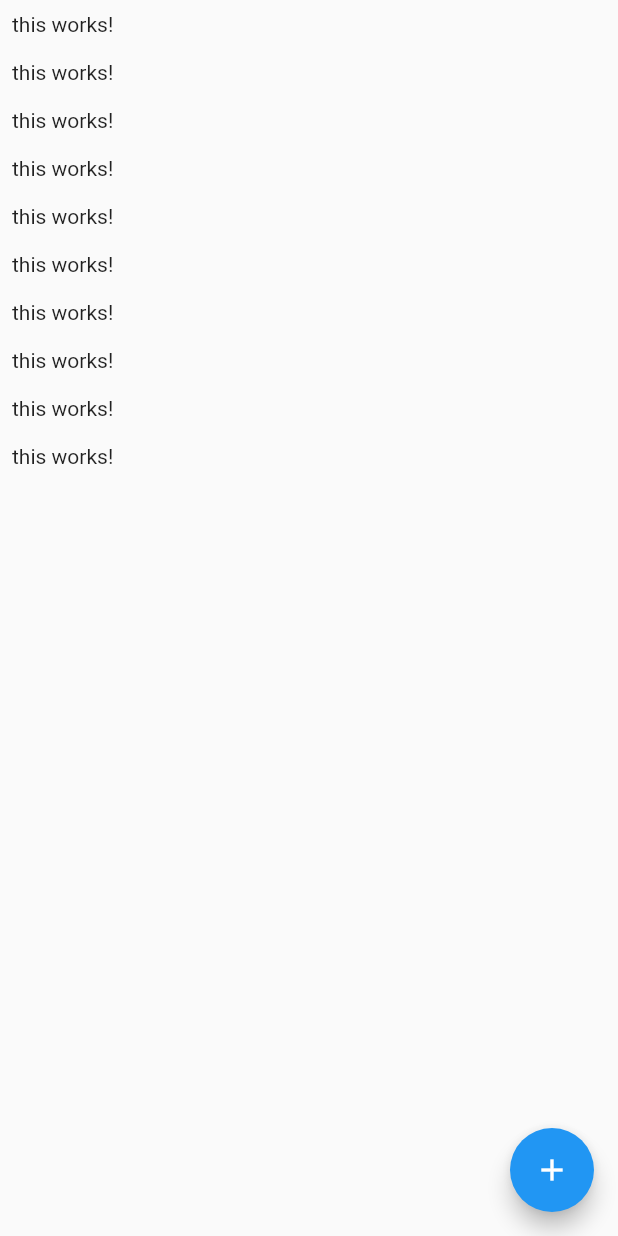
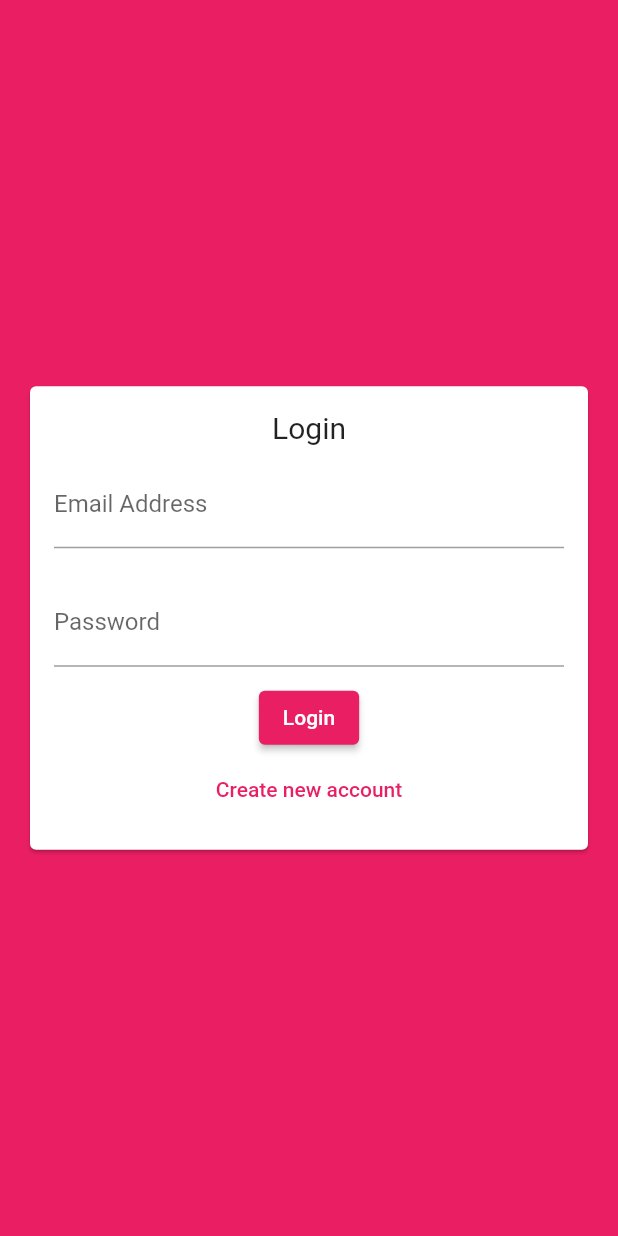
Before and after one commit to SukaranKant/flutter-chat, a Flutter app: the screen it shows after launch, on a phone screen of 412 x 824 dp. Run offline on Flutter 3.47's test engine with Material 2 defaults, Android fonts, the phone set to English and light mode, and no system bars; our stand-ins replace cloud_firestore, firebase_auth, firebase_core; accounts and stored records are empty.

```diff
--- a/lib/main.dart
+++ b/lib/main.dart
@@ -1,7 +1,9 @@
 import 'package:flutter/material.dart';
 import 'package:firebase_core/firebase_core.dart';
+import 'package:firebase_auth/firebase_auth.dart';
 import './firebase_options.dart';
 import './screens/chat_screen.dart';
+import './screens/auth_screen.dart';
 
 void main() async {
   WidgetsFlutterBinding.ensureInitialized();
@@ -15,11 +17,35 @@ class MyApp extends StatelessWidget {
   @override
   Widget build(BuildContext context) {
     return MaterialApp(
+      debugShowCheckedModeBanner: false,
       title: 'FlutterChat',
       theme: ThemeData(
-        primarySwatch: Colors.blue,
+        primarySwatch: Colors.pink,
+        backgroundColor: Colors.pink,
+        accentColor: Colors.deepPurple,
+        accentColorBrightness: Brightness.dark,
+        buttonTheme: ButtonTheme.of(context).copyWith(
+          buttonColor: Colors.pink,
+          textTheme: ButtonTextTheme.primary,
+          shape: RoundedRectangleBorder(
+            borderRadius: BorderRadius.circular(20),
+          ),
+        ),
       ),
-      home: ChatScreen(),
+      home: StreamBuilder(
+        builder: (ctx, userSnapshot) {
+          if (userSnapshot.connectionState == ConnectionState.waiting) {
+            return Center(
+              child: CircularProgressIndicator(),
+            );
+          }
+          if (userSnapshot.hasData) {
+            return ChatScreen();
+          }
+          return AuthScreen();
+        },
+        stream: FirebaseAuth.instance.authStateChanges(),
+      ),
     );
   }
 }
--- a/lib/screens/auth_screen.dart
+++ b/lib/screens/auth_screen.dart
@@ -0,0 +1,74 @@
+import 'package:flutter/material.dart';
+import 'package:firebase_auth/firebase_auth.dart';
+import 'package:cloud_firestore/cloud_firestore.dart';
+import '../widgets/auth/auth_form.dart';
+
+class AuthScreen extends StatefulWidget {
+  const AuthScreen({Key key}) : super(key: key);
+
+  @override
+  State<AuthScreen> createState() => _AuthScreenState();
+}
+
+class _AuthScreenState extends State<AuthScreen> {
+  final _auth = FirebaseAuth.instance;
+  var _isLoading = false;
+
+  void _submitAuthForm(
+    String email,
+    String password,
+    String username,
+    bool isLogin,
+    BuildContext context,
+  ) async {
+    UserCredential userCredential;
+
+    try {
+      setState(() {
+        _isLoading = true;
+      });
+      if (isLogin) {
+        userCredential = await _auth.signInWithEmailAndPassword(
+            email: email, password: password);
+      } else {
+        userCredential = await _auth.createUserWithEmailAndPassword(
+            email: email, password: password);
+
+        await FirebaseFirestore.instance
+            .collection('users')
+            .doc(userCredential.user.uid)
+            .set({
+          'username': username,
+          'email': email,
+        });
+      }
+    } on FirebaseAuthException catch (e) {
+      var message = 'An error occurred, please check your credentials!';
+      if (e.message != null) {
+        message = e.message;
+      }
+      ScaffoldMessenger.of(context).showSnackBar(
+        SnackBar(
+          content: Text(message),
+          backgroundColor: Theme.of(context).errorColor,
+        ),
+      );
+      setState(() {
+        _isLoading = false;
+      });
+    } catch (e) {
+      print(e);
+      setState(() {
+        _isLoading = false;
+      });
+    }
+  }
+
+  @override
+  Widget build(BuildContext context) {
+    return Scaffold(
+      backgroundColor: Theme.of(context).primaryColor,
+      body: AuthForm(_submitAuthForm, _isLoading,),
+    );
+  }
+}
--- /dev/null
+++ b/lib/widgets/auth/auth_form.dart
@@ -0,0 +1,141 @@
+import 'package:flutter/material.dart';
+
+class AuthForm extends StatefulWidget {
+  const AuthForm(this.submitFn, this.isLoading, {Key key}) : super(key: key);
+
+  final void Function(
+    String email,
+    String password,
+    String username,
+    bool isLogin,
+    BuildContext ctx,
+  ) submitFn;
+
+  final bool isLoading;
+  @override
+  State<AuthForm> createState() => _AuthFormState();
+}
+
+class _AuthFormState extends State<AuthForm> {
+  final _formKey = GlobalKey<FormState>();
+  var _isLogin = true;
+  String _userEmail = '';
+  String _userName = '';
+  String _userPassword = '';
+
+
+  void _trySubmit() {
+    final isValid = _formKey.currentState.validate();
+    FocusScope.of(context).unfocus();
+
+    if (isValid) {
+      _formKey.currentState.save();
+      widget.submitFn(
+        _userEmail.trim(),
+        _userPassword.trim(),
+        _userName.trim(),
+        _isLogin,
+        context,
+      );
+    }
+  }
+
+  @override
+  Widget build(BuildContext context) {
+    return Center(
+      child: Card(
+        margin: const EdgeInsets.all(20),
+        child: SingleChildScrollView(
+          child: Padding(
+            padding: const EdgeInsets.all(16),
+            child: Form(
+              key: _formKey,
+              child: Column(
+                mainAxisSize: MainAxisSize.min,
+                children: [
+                  Text(
+                    _isLogin ? 'Login' : 'Signup',
+                    style: TextStyle(
+                      fontSize: 20,
+                    ),
+                  ),
+                  const SizedBox(height: 10),
+                  TextFormField(
+                    key: const ValueKey('email'),
+                    validator: (value) {
+                      if (value.isEmpty || !value.contains('@')) {
+                        return 'Please enter a valid email address.';
+                      }
+                      return null;
+                    },
+                    decoration: const InputDecoration(
+                      labelText: 'Email Address',
+                    ),
+                    keyboardType: TextInputType.emailAddress,
+                    onSaved: (value) {
+                      _userEmail = value;
+                    },
+                  ),
+                  const SizedBox(height: 10),
+                  if (!_isLogin)
+                  TextFormField(
+                    key: const ValueKey('username'),
+                    validator: (value) {
+                      if (value.isEmpty || value.length < 4) {
+                        return 'Please enter a username with at least 4 characters.';
+                      }
+                      return null;
+                    },
+                    decoration: const InputDecoration(
+                      labelText: 'Username',
+                    ),
+                    keyboardType: TextInputType.name,
+                    onSaved: (value) {
+                      _userName = value;
+                    },
+                  ),
+                  const SizedBox(height: 10),
+                  TextFormField(
+                    key: const ValueKey('password'),
+                    validator: (value) {
+                      if (value.isEmpty || value.length < 7) {
+                        return 'Password is too short!';
+                      }
+                      return null;
+                    },
+                    decoration: const InputDecoration(
+                      labelText: 'Password',
+                    ),
+                    keyboardType: TextInputType.visiblePassword,
+                    obscureText: true,
+                    onSaved: (value) {
+                      _userPassword = value;
+                    },
+                  ),
+                  const SizedBox(height: 10),
+                  if (widget.isLoading) const CircularProgressIndicator(),
+                  if (!widget.isLoading)
+                  ElevatedButton(
+                    onPressed: _trySubmit,
+                    child: Text(_isLogin ? 'Login' : 'Signup'),
+                  ),
+                  if (!widget.isLoading)
+                  TextButton(
+                    onPressed: () {
+                      setState(() {
+                        _isLogin = !_isLogin;
+                      });
+                    },
+                    child: Text(_isLogin
+                        ? 'Create new account'
+                        : 'I already have an account'),
+                  ),
+                ],
+              ),
+            ),
+          ),
+        ),
+      ),
+    );
+  }
+}
--- a/pubspec.yaml
+++ b/pubspec.yaml
@@ -19,7 +19,7 @@ publish_to: 'none' # Remove this line if you wish to publish to pub.dev
 version: 1.0.0+1
 
 environment:
-  sdk: '>=2.18.6 <3.0.0'
+  sdk: '>=2.11.0 <3.0.0'
 
 # Dependencies specify other packages that your package needs in order to work.
 # To automatically upgrade your package dependencies to the latest versions
@@ -37,6 +37,7 @@ dependencies:
   cupertino_icons: ^1.0.2
   firebase_core: ^2.5.0
   cloud_firestore: ^4.3.2
+  firebase_auth: ^4.2.6
 
 dev_dependencies:
   flutter_test:
```
Also changed, not shown: lib/screens/chat_screen.dart (+57 -12 lines), pubspec.lock, 1 other file.
